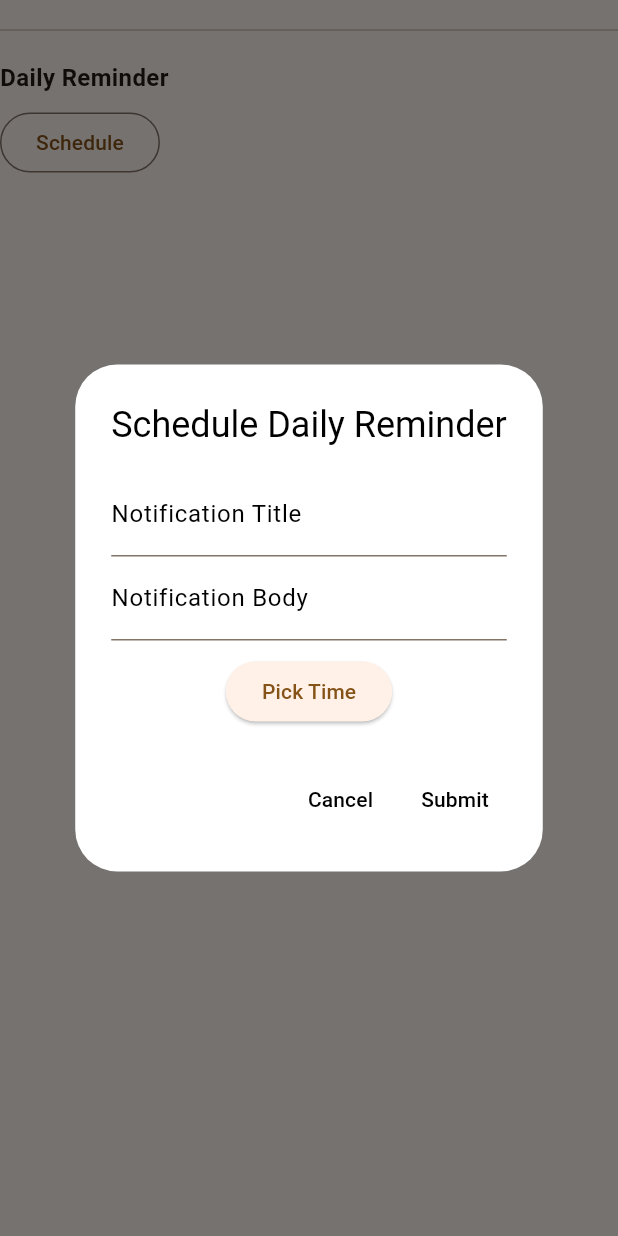
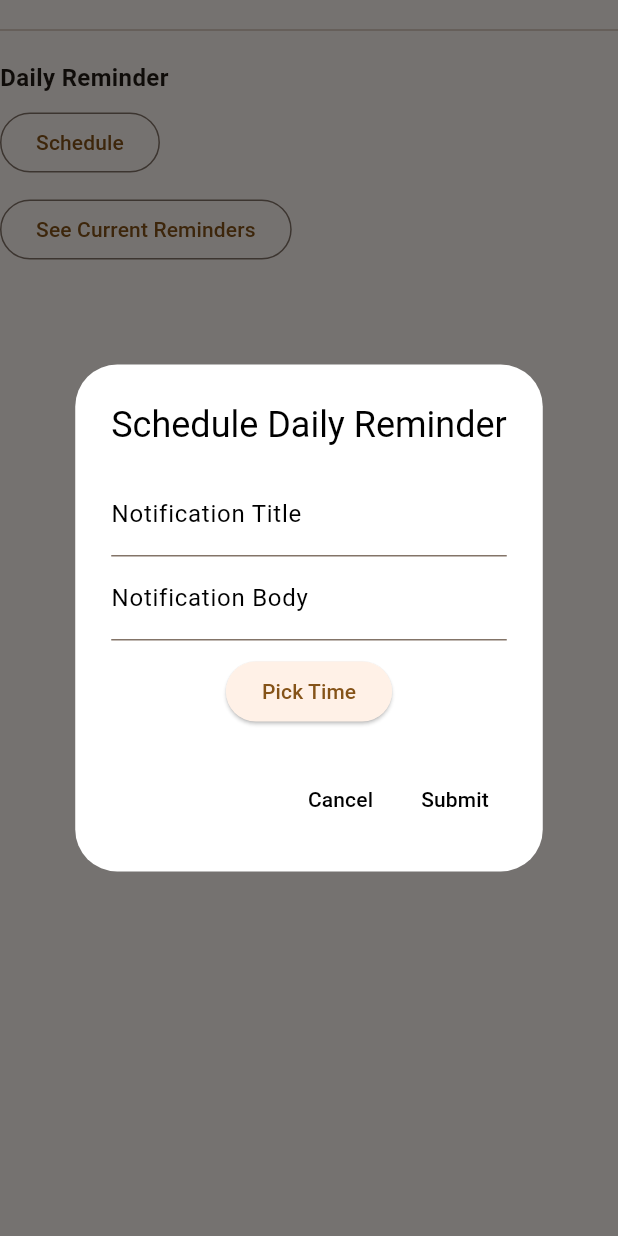
Before and after one commit to UCD-193AB-ws24/CycleGuardFrontend, a Flutter app: the NotificationScheduler widget shown alone on an empty page, opened directly, after a tap on "Schedule", on a phone screen of 412 x 824 dp. Run offline on Flutter 3.47's test engine with Material 3 defaults, Android fonts, the phone set to English and light mode, and no system bars; our stand-ins replace curved_navigation_bar, fl_chart, flutter_blue_plus, flutter_dotenv, flutter_local_notifications, flutter_markdown and 16 more; missing offline and left inert: android_intent_plus, dart:ffi, draggable_scrollbar, flutter_polyline_points; accounts and stored records are empty; network calls fail.

Commit message:
Can schedule multiple reminders. Still need to integrate with backend.

```diff
--- a/lib/pages/local_notifications.dart
+++ b/lib/pages/local_notifications.dart
@@ -77,9 +77,9 @@ class LocalNotificationService {
   Future<void> scheduleNotification({
     required int hour,
     required int minute,
+    required int id,
     String? title,
     String? body,
-    int id = 1,
   }) async {
     final permissionStatus = await Permission.notification.status;
     if (!permissionStatus.isGranted) {
--- a/lib/pages/social_page.dart
+++ b/lib/pages/social_page.dart
@@ -15,8 +15,10 @@ import 'package:provider/provider.dart';
 
 // for local notifications
 import 'dart:developer';
-import 'package:cycle_guard_app/pages/local_notifications.dart';
+/*import 'package:cycle_guard_app/pages/local_notifications.dart';
 import 'package:shared_preferences/shared_preferences.dart';
+import 'package:cycle_guard_app/data/notifications_accessor.dart';*/
+import 'package:cycle_guard_app/widgets/notification_scheduler.dart';
 
 class SocialPage extends StatefulWidget {
   @override
@@ -638,7 +640,7 @@ class UserDailyGoalsSection extends StatelessWidget {
   }
 }
 
-class NotificationScheduler extends StatelessWidget {
+/*class NotificationScheduler extends StatelessWidget {
   @override
   Widget build(BuildContext context) {
     final notificationService = LocalNotificationService();
@@ -756,7 +758,7 @@ class NotificationScheduler extends StatelessWidget {
       },
     );
   }
-}
+}*/
 
 class RequestsTab extends StatefulWidget {
   @override
--- /dev/null
+++ b/lib/widgets/notification_scheduler.dart
@@ -0,0 +1,223 @@
+import 'dart:developer';
+import 'package:cycle_guard_app/pages/local_notifications.dart';
+import 'package:shared_preferences/shared_preferences.dart';
+import 'package:cycle_guard_app/data/notifications_accessor.dart' as model;
+import 'package:flutter/material.dart';
+
+class NotificationScheduler extends StatefulWidget {
+  @override
+  State<NotificationScheduler> createState() => _NotificationSchedulerState();
+}
+
+class _NotificationSchedulerState extends State<NotificationScheduler> {
+  final LocalNotificationService _notificationService = LocalNotificationService();
+  final List<model.Notification> _scheduledNotifications = [];
+
+  @override
+  Widget build(BuildContext context) {
+    return Column(
+      crossAxisAlignment: CrossAxisAlignment.start,
+      children: [
+        Divider(height: 40),
+        Text(
+          "Daily Reminder",
+          style: TextStyle(
+            fontWeight: FontWeight.bold,
+            fontSize: 16,
+          ),
+        ),
+        SizedBox(height: 8),
+        OutlinedButton(
+          onPressed: () => _showScheduleNotificationDialog(context),
+          child: Text("Schedule"),
+        ),
+        SizedBox(height: 10),
+        OutlinedButton(
+          onPressed: () => _showScheduledRemindersDialog(context),
+          child: Text("See Current Reminders"),
+        ),
+        SizedBox(height: 20),
+      ],
+    );
+  }
+
+  void _showScheduleNotificationDialog(BuildContext context) {
+    bool isDarkMode = Theme.of(context).brightness == Brightness.dark;
+    final titleController = TextEditingController();
+    final bodyController = TextEditingController();
+    TimeOfDay? selectedTime;
+
+    showDialog(
+      context: context,
+      builder: (BuildContext context) {
+        return StatefulBuilder(
+          builder: (context, setState) {
+            return AlertDialog(
+              backgroundColor: isDarkMode ? Colors.grey[900] : Colors.white,
+              title: Text(
+                "Schedule Daily Reminder",
+                style: TextStyle(color: isDarkMode ? Colors.white : Colors.black),
+              ),
+              content: Column(
+                mainAxisSize: MainAxisSize.min,
+                children: [
+                  TextField(
+                    controller: titleController,
+                    decoration: InputDecoration(
+                      labelText: "Notification Title",
+                      labelStyle: TextStyle(color: isDarkMode ? Colors.white70 : Colors.black),
+                    ),
+                  ),
+                  TextField(
+                    controller: bodyController,
+                    decoration: InputDecoration(
+                      labelText: "Notification Body",
+                      labelStyle: TextStyle(color: isDarkMode ? Colors.white70 : Colors.black),
+                    ),
+                  ),
+                  SizedBox(height: 10),
+                  ElevatedButton(
+                    onPressed: () async {
+                      final TimeOfDay? picked = await showTimePicker(
+                        context: context,
+                        initialTime: TimeOfDay.now(),
+                      );
+                      if (picked != null) {
+                        setState(() {
+                          selectedTime = picked;
+                        });
+                      }
+                    },
+                    child: Text("Pick Time"),
+                  ),
+                  if (selectedTime != null)
+                    Padding(
+                      padding: const EdgeInsets.only(top: 8.0),
+                      child: Text(
+                        "Selected time: ${selectedTime!.format(context)}",
+                        style: TextStyle(fontWeight: FontWeight.bold),
+                      ),
+                    ),
+                ],
+              ),
+              actions: [
+                TextButton(
+                  onPressed: () => Navigator.pop(context),
+                  child: Text("Cancel", style: TextStyle(color: isDarkMode ? Colors.white70 : Colors.black)),
+                ),
+                TextButton(
+                  onPressed: () async {
+                    final title = titleController.text.trim();
+                    final body = bodyController.text.trim();
+
+                    if (selectedTime == null || title.isEmpty || body.isEmpty) {
+                      ScaffoldMessenger.of(context).showSnackBar(
+                        SnackBar(content: Text('Please fill in all fields and pick a time')),
+                      );
+                      return;
+                    }
+
+                    // Schedule notification
+                    await _notificationService.scheduleNotification(
+                      id: DateTime.now().millisecondsSinceEpoch.remainder(100000),
+                      title: title,
+                      body: body,
+                      hour: selectedTime!.hour,
+                      minute: selectedTime!.minute,
+                    );
+
+                    // Save to local list
+                    setState(() {
+                      _scheduledNotifications.add(model.Notification(
+                        title: title,
+                        body: body,
+                        hour: selectedTime!.hour,
+                        minute: selectedTime!.minute,
+                      ));
+                    });
+
+                    Navigator.pop(context);
+
+                    ScaffoldMessenger.of(context).showSnackBar(
+                      SnackBar(content: Text('Notification Scheduled')),
+                    );
+                  },
+                  child: Text("Submit", style: TextStyle(color: isDarkMode ? Colors.white70 : Colors.black)),
+                ),
+              ],
+            );
+          },
+        );
+      },
+    );
+  }
+
+  void _showScheduledRemindersDialog(BuildContext context) {
+    final isDarkMode = Theme.of(context).brightness == Brightness.dark;
+    showDialog(
+      context: context,
+      builder: (context) {
+        return StatefulBuilder(
+          builder: (context, setState) {
+            return AlertDialog(
+              backgroundColor: isDarkMode ? Colors.grey[900] : Colors.white,
+              title: Text(
+                "Current Reminders",
+                style: TextStyle(color: isDarkMode ? Colors.white : Colors.black),
+              ),
+              content: SizedBox(
+                width: double.maxFinite,
+                child: ListView.builder(
+                  shrinkWrap: true,
+                  itemCount: _scheduledNotifications.length,
+                  itemBuilder: (context, index) {
+                    final notif = _scheduledNotifications[index];
+                    final time = TimeOfDay(hour: notif.hour, minute: notif.minute).format(context);
+                    return ListTile(
+                      title: Text(
+                        notif.title,
+                        style: TextStyle(color: isDarkMode ? Colors.white : Colors.black),
+                      ),
+                      subtitle: Text(
+                        "${notif.body}\nTime: $time",
+                        style: TextStyle(color: isDarkMode ? Colors.white70 : Colors.black),
+                      ),
+                      trailing: IconButton(
+                        icon: Icon(Icons.delete, color: Colors.red),
+                        onPressed: () async {
+                          try {
+                            await model.NotificationsAccessor.deleteNotification(notif);
+                            setState(() {
+                              _scheduledNotifications.removeAt(index);
+                            });
+                          } catch (e) {
+                            log('Error deleting notification: $e');
+                            ScaffoldMessenger.of(context).showSnackBar(
+                              SnackBar(content: Text('Failed to delete notification')),
+                            );
+                          }
+                        },
+                      ),
+                    );
+                  },
+                ),
+              ),
+              actions: [
+                TextButton(
+                  onPressed: () {
+                    Navigator.pop(context);
+                  },
+                  child: Text(
+                    "Close",
+                    style: TextStyle(color: isDarkMode ? Colors.white70 : Colors.black),
+                  ),
+                ),
+              ],
+            );
+          },
+        );
+      },
+    );
+  }
+
+}
```
